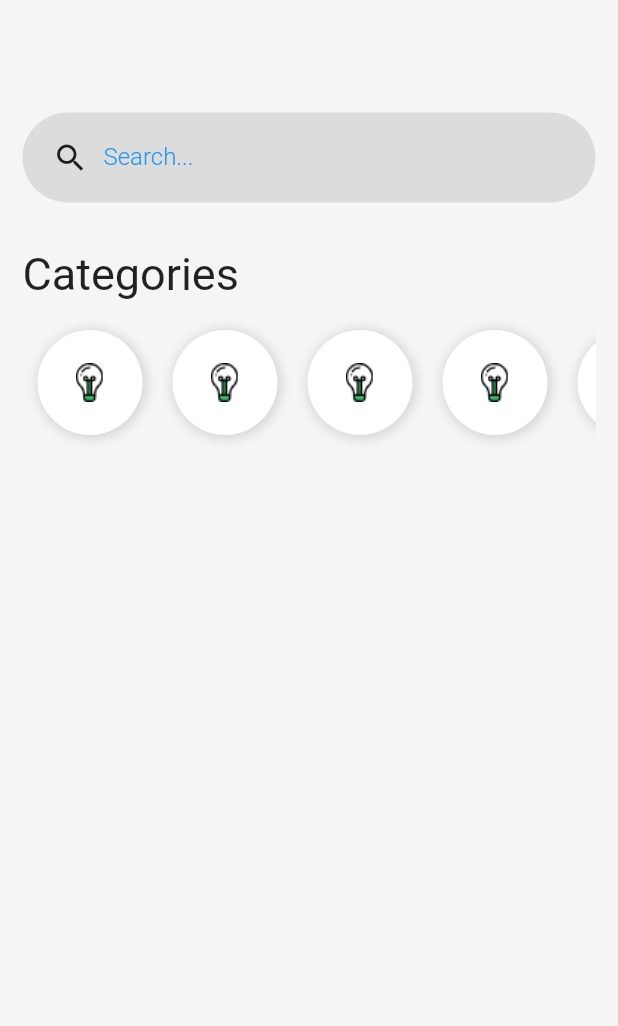
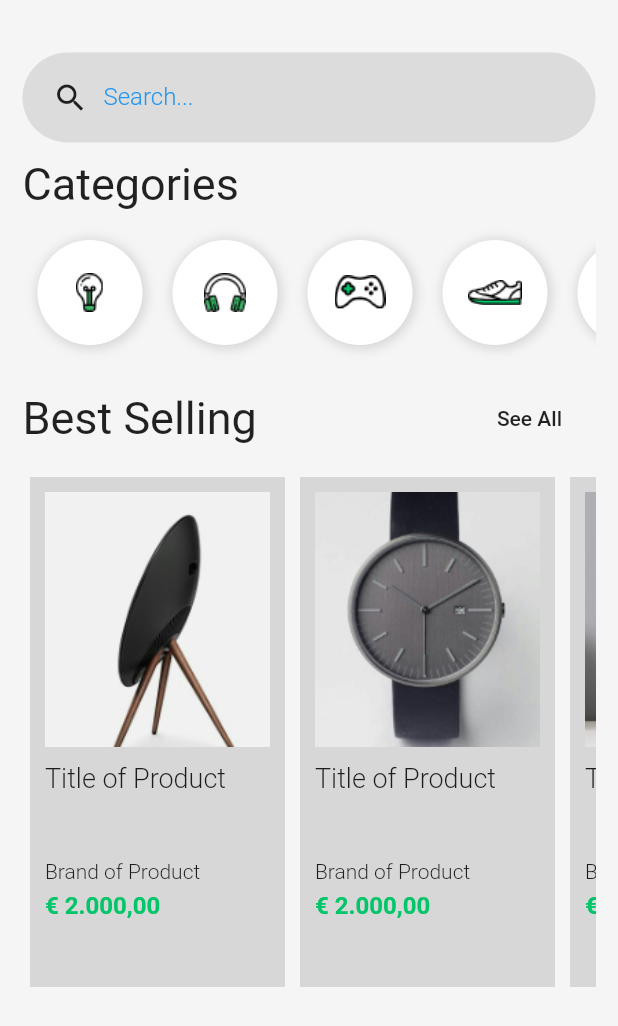
Before and after one commit to michelgomessilva/test-layouts-flutter, a Flutter app: the HomePage screen opened directly, on a phone screen of 412 x 824 dp. Shown: the top 1026 px of the screen. Run offline on Flutter 3.47's test engine with Material 2 defaults, Android fonts, the phone set to English and light mode, and no system bars.

Commit message:
Best Selling and product card created

```diff
--- a/lib/pages/home-page.dart
+++ b/lib/pages/home-page.dart
@@ -1,4 +1,5 @@
 import 'package:flutter/material.dart';
+import 'package:shopping/widgets/Products/best-selling-widget.dart';
 import 'package:shopping/widgets/categories/category-widget.dart';
 import 'package:shopping/widgets/shared/search-widget.dart';
 
@@ -14,16 +15,17 @@ class HomePage extends StatelessWidget {
           crossAxisAlignment: CrossAxisAlignment.stretch,
           children: <Widget>[
             SizedBox(
-              height: 60,
+              height: 20,
             ),
             Search(),
             SizedBox(
-              height: 30,
+              height: 10,
             ),
             Category(),
             SizedBox(
-              height: 30,
+              height: 15,
             ),
+            BestSelling(),
           ],
         ),
       ),
--- /dev/null
+++ b/lib/widgets/Products/best-selling-widget.dart
@@ -0,0 +1,55 @@
+import 'package:flutter/material.dart';
+import 'package:flutter/rendering.dart';
+import 'package:shopping/widgets/Products/product-card-widget.dart';
+
+class BestSelling extends StatelessWidget {
+  @override
+  Widget build(BuildContext context) {
+    return Column(
+      children: <Widget>[
+        Row(
+          mainAxisAlignment: MainAxisAlignment.spaceBetween,
+          children: <Widget>[
+            Text(
+              "Best Selling",
+              style: TextStyle(
+                fontSize: 30,
+              ),
+            ),
+            FlatButton(
+              child: Text("See All"),
+              onPressed: () {},
+            )
+          ],
+        ),
+        SizedBox(
+          height: 10,
+        ),
+        Container(
+          height: 350,
+          child: productList(),
+        ),
+      ],
+    );
+  }
+
+  Widget productList() {
+    return Container(
+      child: ListView(
+        scrollDirection: Axis.horizontal,
+        children: <Widget>[
+          ProductCard(imageName: "product-1.png"),
+          ProductCard(imageName: "product-2.png"),
+          ProductCard(imageName: "product-3.png"),
+          ProductCard(imageName: "product-4.png"),
+          ProductCard(imageName: "product-5.png"),
+          ProductCard(imageName: "product-6.png"),
+          ProductCard(imageName: "product-7.png"),
+          ProductCard(imageName: "product-8.png"),
+          ProductCard(imageName: "product-9.png"),
+          ProductCard(imageName: "product-10.png"),
+        ],
+      ),
+    );
+  }
+}
--- /dev/null
+++ b/lib/widgets/Products/product-card-widget.dart
@@ -0,0 +1,64 @@
+import 'package:flutter/material.dart';
+
+class ProductCard extends StatelessWidget {
+  var imageName = "";
+
+  ProductCard({
+    @required this.imageName,
+  });
+
+  @override
+  Widget build(BuildContext context) {
+    return Container(
+      padding: EdgeInsets.all(10),
+      margin: EdgeInsets.all(5),
+      width: 170,
+      color: Colors.black12,
+      child: Column(
+        crossAxisAlignment: CrossAxisAlignment.start,
+        children: <Widget>[
+          Image.asset(
+            "assets/${this.imageName}",
+            width: 170,
+            height: 170,
+            fit: BoxFit.cover,
+          ),
+          SizedBox(
+            height: 10,
+          ),
+          Container(
+            height: 60,
+            child: Text(
+              "Title of Product",
+              style: TextStyle(
+                fontSize: 18,
+                fontWeight: FontWeight.w300,
+              ),
+            ),
+          ),
+          SizedBox(
+            height: 5,
+          ),
+          Text(
+            "Brand of Product",
+            style: TextStyle(
+              fontSize: 14,
+              fontWeight: FontWeight.w300,
+            ),
+          ),
+          SizedBox(
+            height: 5,
+          ),
+          Text(
+            "€ 2.000,00",
+            style: TextStyle(
+              fontSize: 16,
+              fontWeight: FontWeight.bold,
+              color: Color(0xFF00C569),
+            ),
+          ),
+        ],
+      ),
+    );
+  }
+}
--- a/lib/widgets/categories/category-list-widget.dart
+++ b/lib/widgets/categories/category-list-widget.dart
@@ -7,20 +7,17 @@ class CategoryList extends StatelessWidget {
       child: ListView(
         scrollDirection: Axis.horizontal,
         children: <Widget>[
-          categoryItem(),
-          categoryItem(),
-          categoryItem(),
-          categoryItem(),
-          categoryItem(),
-          categoryItem(),
-          categoryItem(),
-          categoryItem(),
+          categoryItem("Devices"),
+          categoryItem("Gadgets"),
+          categoryItem("Gaming"),
+          categoryItem("Mens_Shoe"),
+          categoryItem("Womens_Shoe"),
         ],
       ),
     );
   }
 
-  Widget categoryItem() {
+  Widget categoryItem(String categoryName) {
     return Container(
       width: 70,
       height: 70,
@@ -40,7 +37,7 @@ class CategoryList extends StatelessWidget {
           Radius.circular(64),
         ),
       ),
-      child: Image.asset("assets/Icon_Devices.png"),
+      child: Image.asset("assets/Icon_${categoryName}.png"),
     );
   }
 }
```
